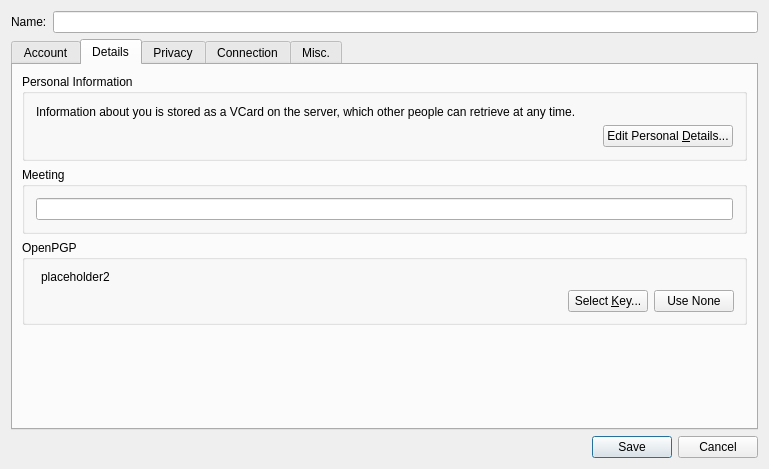
mconf/mconf-chat-desktop, file src/accountmodify.ui: the form before one commit.
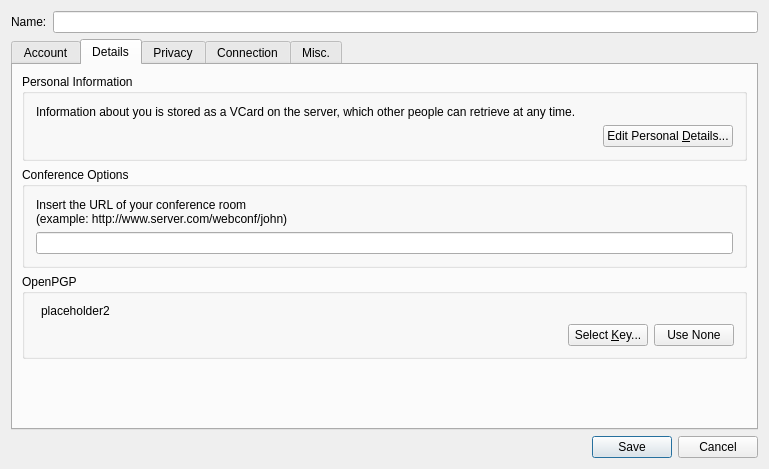
The form after the commit. The open tabs and pages were chosen to show the change. Custom widgets are drawn as their Qt base class.

Commit message: Added meeting (now called conference) message, and a dialog asking the user to adjust the conference options (if it is missing) when inviting someone to a conference. Adjusted the spanish and portuguese translations files

Diff of the .ui file:
```diff
--- a/src/accountmodify.ui
+++ b/src/accountmodify.ui
@@ -352,9 +352,16 @@
        <item>
         <widget class="QGroupBox" name="bg_meeting">
          <property name="title">
-          <string>Meeting</string>
+          <string>Conference Options</string>
          </property>
          <layout class="QVBoxLayout" name="verticalLayout_4">
+          <item>
+           <widget class="QLabel" name="label_3">
+            <property name="text">
+             <string>Insert the URL of your conference room&lt;br&gt;(example: http://www.server.com/webconf/john)</string>
+            </property>
+           </widget>
+          </item>
           <item>
            <widget class="QLineEdit" name="le_meeting">
             <property name="enabled">
```
Left out of the diff: 2 changed lines with no effect on the pictures. The commit also changes 11 other files.
